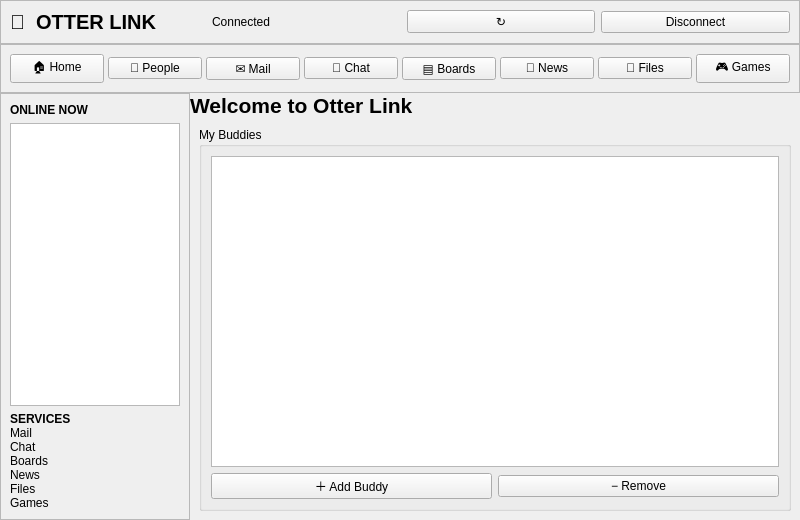
First picture: the form in client/qt6/mainwindow.ui, repository mobbyg/otterlink, before the edit.
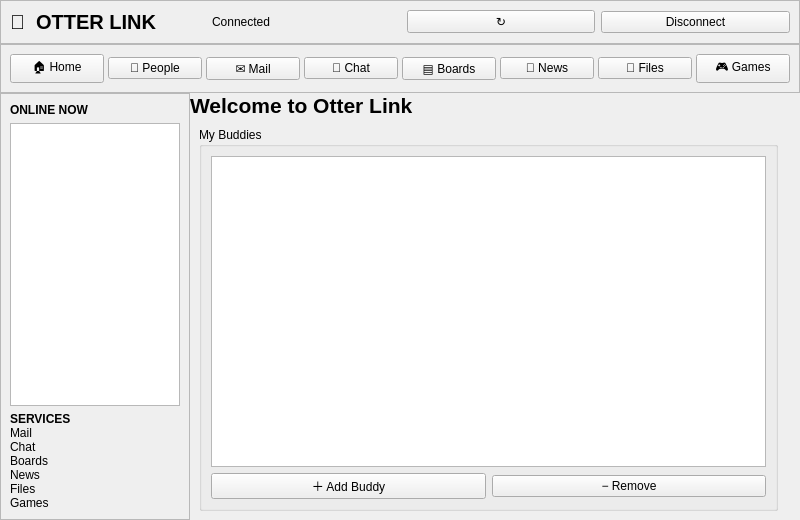
Second picture: the form after the edit. The open tabs and pages were chosen to show the change.

Commit message: Hide People info panel without removing UI member

The edit to the form file:
```diff
--- a/client/qt6/mainwindow.ui
+++ b/client/qt6/mainwindow.ui
@@ -48,7 +48,7 @@
           <item><widget class="QFrame" name="serviceRail"><property name="minimumSize"><size><width>150</width><height>0</height></size></property><property name="maximumSize"><size><width>190</width><height>16777215</height></size></property><property name="frameShape"><enum>QFrame::StyledPanel</enum></property><layout class="QVBoxLayout" name="railLayout"><item><widget class="QLabel" name="railTitle"><property name="font"><font><bold>true</bold></font></property><property name="text"><string>ONLINE NOW</string></property></widget></item><item><widget class="QListWidget" name="onlineList"/></item><item><widget class="QLabel" name="railServices"><property name="text"><string>&lt;b&gt;SERVICES&lt;/b&gt;&lt;br&gt;Mail&lt;br&gt;Chat&lt;br&gt;Boards&lt;br&gt;News&lt;br&gt;Files&lt;br&gt;Games</string></property><property name="textFormat"><enum>Qt::RichText</enum></property></widget></item></layout></widget></item>
           <item><layout class="QVBoxLayout" name="contentLayout"><item><widget class="QLabel" name="serviceTitleLabel"><property name="font"><font><pointsize>16</pointsize><bold>true</bold></font></property><property name="text"><string>Welcome to Otter Link</string></property></widget></item><item><widget class="QStackedWidget" name="serviceStack">
             <widget class="QWidget" name="homePage"><layout class="QVBoxLayout" name="homeLayout"><item><widget class="QLabel" name="homeWelcomeLabel"><property name="text"><string>&lt;h2&gt;Welcome! 🦦&lt;/h2&gt;&lt;p&gt;You're online. Explore the community, talk to people, and see what's happening.&lt;/p&gt;</string></property><property name="textFormat"><enum>Qt::RichText</enum></property></widget></item><item><widget class="QGroupBox" name="homeNewsGroup"><property name="title"><string>What's New</string></property><layout class="QVBoxLayout" name="homeNewsLayout"><item><widget class="QLabel" name="homeNewsLabel"><property name="text"><string>🚧 Otter Link is under active development.&lt;br&gt;More services are coming soon!</string></property><property name="textFormat"><enum>Qt::RichText</enum></property></widget></item></layout></widget></item><item><widget class="QLabel" name="homeBuddiesLabel"><property name="text"><string>0 buddies online in your list</string></property></widget></item><item><widget class="QLabel" name="homeOnlineLabel"><property name="text"><string>0 users currently online</string></property></widget></item><item><spacer name="homeSpacer"><property name="orientation"><enum>Qt::Vertical</enum></property></spacer></item></layout></widget>
-            <widget class="QWidget" name="peoplePage"><layout class="QHBoxLayout" name="peopleLayout"><item><widget class="QGroupBox" name="buddiesGroup"><property name="title"><string>My Buddies</string></property><layout class="QVBoxLayout" name="buddiesLayout"><item><widget class="QListWidget" name="buddiesList"/></item><item><layout class="QHBoxLayout" name="buddyControlsLayout"><item><widget class="QPushButton" name="addBuddyButton"><property name="text"><string>＋ Add Buddy</string></property></widget></item><item><widget class="QPushButton" name="removeBuddyButton"><property name="text"><string>− Remove</string></property></widget></item></layout></item></layout></widget></item></layout></widget>
+            <widget class="QWidget" name="peoplePage"><layout class="QHBoxLayout" name="peopleLayout"><item><widget class="QGroupBox" name="buddiesGroup"><property name="title"><string>My Buddies</string></property><layout class="QVBoxLayout" name="buddiesLayout"><item><widget class="QListWidget" name="buddiesList"/></item><item><layout class="QHBoxLayout" name="buddyControlsLayout"><item><widget class="QPushButton" name="addBuddyButton"><property name="text"><string>＋ Add Buddy</string></property></widget></item><item><widget class="QPushButton" name="removeBuddyButton"><property name="text"><string>− Remove</string></property></widget></item></layout></item></layout></widget></item><item><widget class="QLabel" name="peopleInfoLabel"><property name="visible"><bool>false</bool></property><property name="text"><string/></property></widget></item></layout></widget>
             <widget class="QWidget" name="chatPage"><layout class="QVBoxLayout" name="chatLayout"><item><widget class="QListWidget" name="chatList"/></item><item><layout class="QHBoxLayout" name="chatInputLayout"><item><widget class="QLineEdit" name="chatEdit"><property name="placeholderText"><string>Type a message...</string></property></widget></item><item><widget class="QPushButton" name="sendChatButton"><property name="text"><string>Send</string></property></widget></item></layout></item></layout></widget>
             <widget class="QWidget" name="placeholderPage"><layout class="QVBoxLayout" name="placeholderLayout"><item><spacer name="placeholderTop"><property name="orientation"><enum>Qt::Vertical</enum></property></spacer></item><item><widget class="QLabel" name="placeholderTitleLabel"><property name="font"><font><pointsize>18</pointsize><bold>true</bold></font></property><property name="text"><string>Coming Soon</string></property><property name="alignment"><set>Qt::AlignCenter</set></property></widget></item><item><widget class="QLabel" name="placeholderInfoLabel"><property name="text"><string>This Otter Link service is planned for a future release.</string></property><property name="alignment"><set>Qt::AlignCenter</set></property></widget></item><item><spacer name="placeholderBottom"><property name="orientation"><enum>Qt::Vertical</enum></property></spacer></item></layout></widget>
           </widget></item></layout></item>
```
